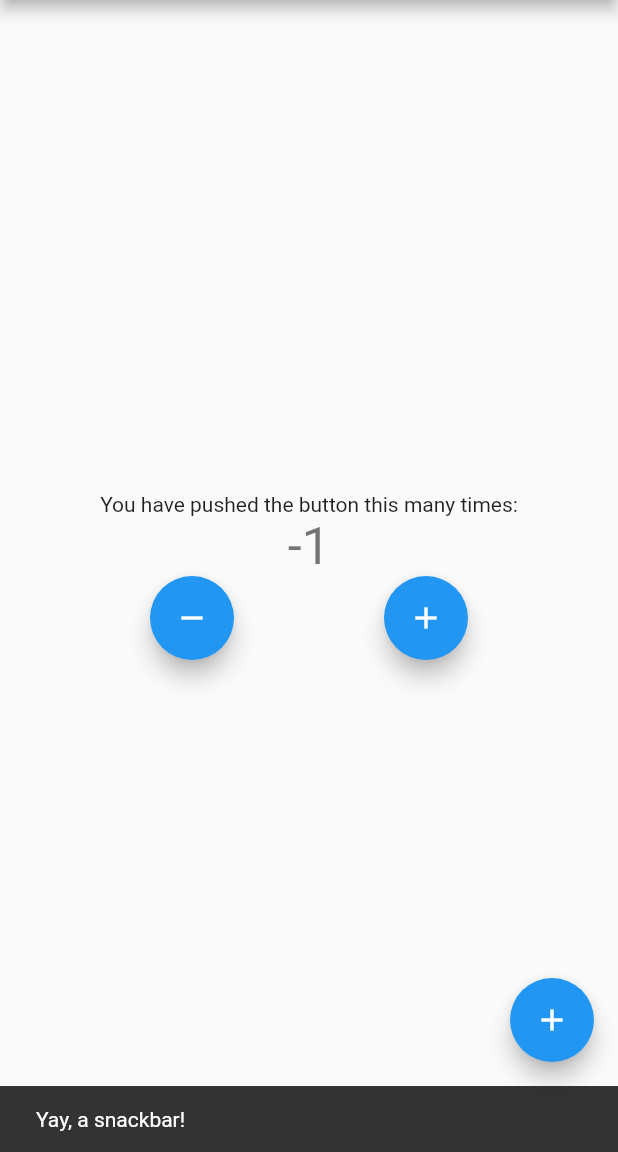
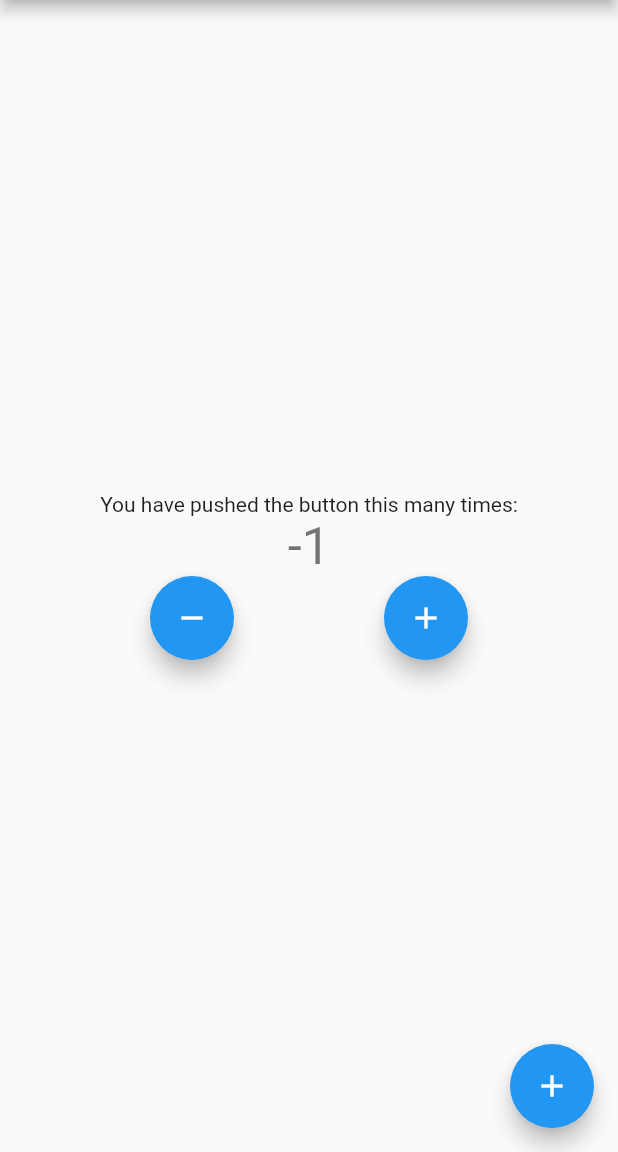
Before and after one commit to kcsarith/bloc_flutter_study, a Flutter app: the screen it shows after launch, after a tap on the "remove" icon, on a phone screen of 412 x 824 dp, the part 84-1236 px from its top. Run offline on Flutter 3.47's test engine with Material 2 defaults, Android fonts, the phone set to English and light mode, and no system bars; our stand-ins replace bloc, flutter_bloc.

Commit message:
Update main.dart

```diff
--- a/lib/main.dart
+++ b/lib/main.dart
@@ -77,13 +77,13 @@ class _MyHomePageState extends State<MyHomePage> {
         listener: (context, state) {
           if (state.wasIncremented == true) {
             ScaffoldMessenger.of(context).showSnackBar(SnackBar(
-              content: Text('Yay, a snackbar!'),
-              duration: Duration(milliseconds: 1000),
+              content: Text('Incremented'),
+              duration: Duration(milliseconds: 300),
             ));
           } else {
             ScaffoldMessenger.of(context).showSnackBar(SnackBar(
-              content: Text('Yay, a snackbar!'),
-              duration: Duration(milliseconds: 1000),
+              content: Text('Decremented'),
+              duration: Duration(milliseconds: 300),
             ));
           }
         },
```
